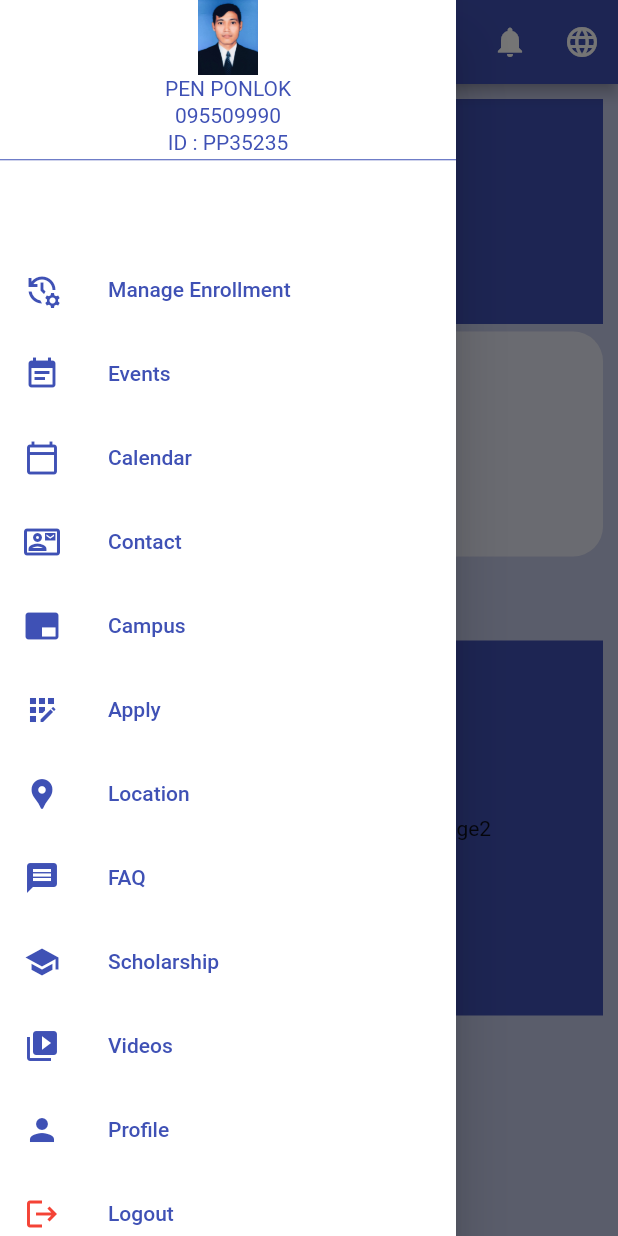
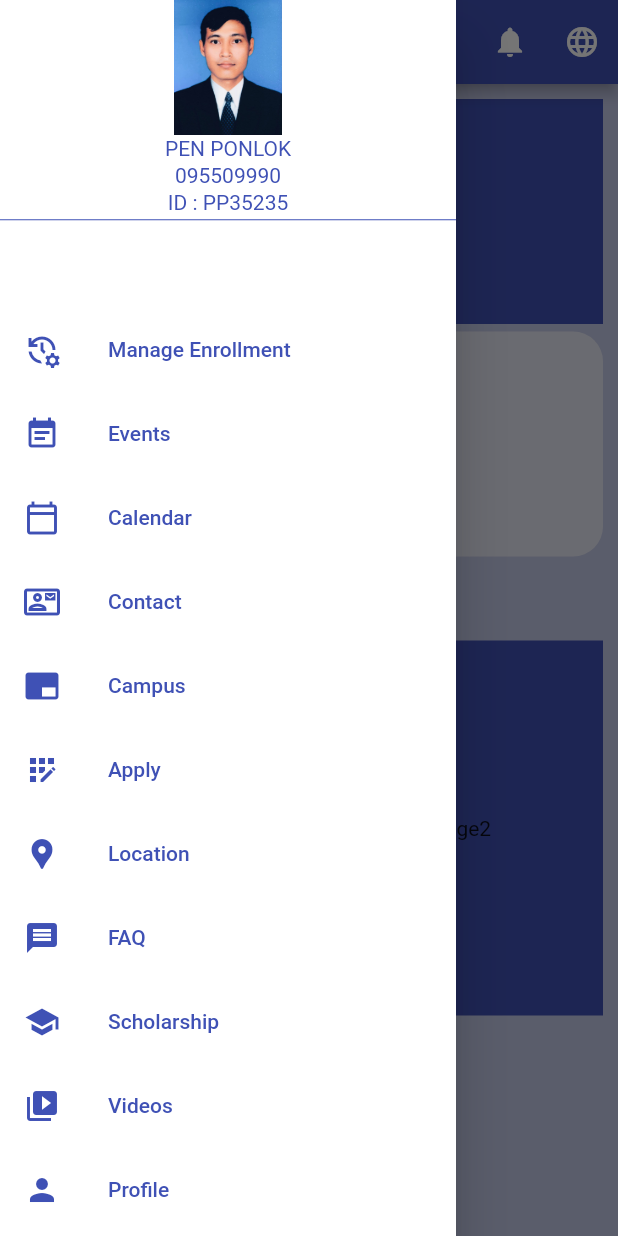
Before and after one commit to Cyperfroz00/bbu_app_demo, a Flutter app: the screen it shows after launch, with the side drawer open, on a phone screen of 412 x 824 dp. Run offline on Flutter 3.47's test engine with Material 2 defaults, Android fonts, the light colour scheme and no system bars.

Commit message:
2nd drawer profile update

```diff
--- a/lib/component/my_app.dart
+++ b/lib/component/my_app.dart
@@ -32,8 +32,8 @@ class _MyAppState extends State<MyApp> {
                     Container(
                       child: Image.asset(
                         'assets/images/profile.jpg',
-                        width: 50,
-                        height: 50,
+                        width: 90,
+                        height: 90,
                       ),
                     ),
                     Padding(
```
